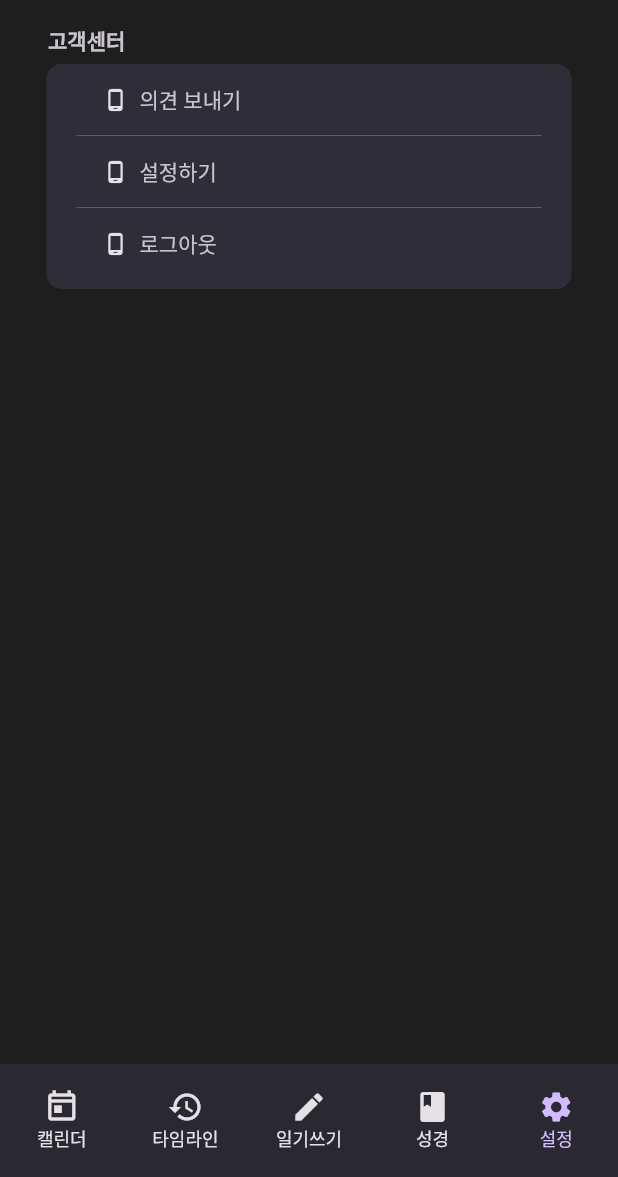
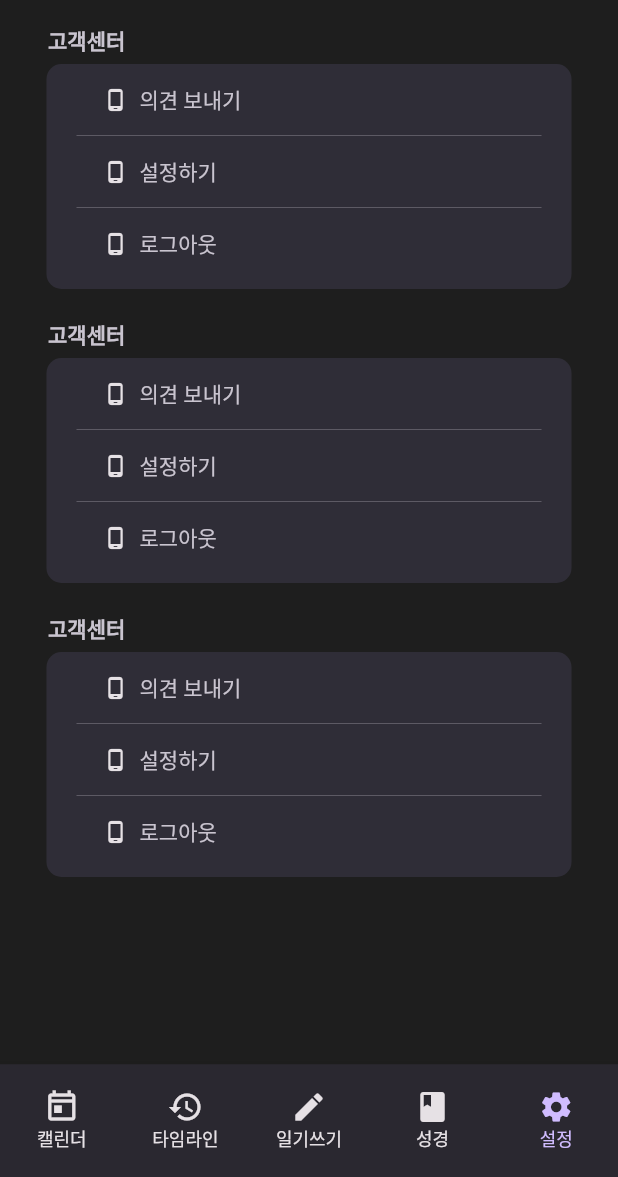
Before and after one commit to dmsvk0217/holydiary, a Flutter app: the screen it shows once a user with an empty profile is signed in, item 5 of the bottom bar chosen, after a tap on "로그아웃", on a phone screen of 412 x 824 dp, the part 59-1236 px from its top. Run offline on Flutter 3.47's test engine with Material 2 defaults, Android fonts, the phone set to English and light mode, and no system bars; our stand-ins replace accordion, cloud_firestore, firebase_auth, firebase_core, firebase_storage, flutter_dotenv and 5 more; missing offline and left inert: flutterfire_ui; accounts and stored records are empty; network calls fail; Roboto replaces fonts that are missing (GmarketSans); statements that could not run were skipped.

Commit message:
ver1 완료

```diff
--- a/lib/controller/diary_controller.dart
+++ b/lib/controller/diary_controller.dart
@@ -11,13 +11,19 @@ import 'package:intl/intl.dart'; // For date formatting
 class DiaryController extends GetxController {
   RxList<Diary> diaryList = RxList<Diary>([]);
   RxList<Diary> diaryMonthList = RxList<Diary>([]);
-  Rx<Diary> thisDiary = Rx<Diary>(Diary());
+  RxList<Diary> todayDiary = RxList<Diary>([]);
   RxString pickedImagePath = "".obs;
   UserController userController = Get.put(UserController());
 
   FirebaseStorage storage = FirebaseStorage.instance;
   CollectionReference diaryCollection =
       FirebaseFirestore.instance.collection("diary");
+
+  @override
+  void dispose() {
+    Get.delete<DiaryController>();
+    super.dispose();
+  }
 
   void changePickedImagePath(String path) {
     pickedImagePath.value = path;
@@ -37,18 +43,17 @@ class DiaryController extends GetxController {
     return;
   }
 
-  void getthisDiary(DateTime thisDay) {
+  void gettodayDiary(DateTime thisDay) {
+    List<Diary> todaysDiaries = [];
     Timestamp thisdayTimestamp = Timestamp.fromDate(thisDay);
-    thisDiary.value = diaryList.firstWhere(
-      (diary) {
-        print("--------------");
-        print(diary.createdTime!);
-        print(thisdayTimestamp);
-        return checkSameDay(diary.createdTime!, thisdayTimestamp);
-      },
-      orElse: () => Diary(),
-    );
-    print("thisDiary : ${thisDiary.value.content}");
+    for (Diary diary in diaryList) {
+      if (checkSameDay(diary.createdTime!, thisdayTimestamp)) {
+        todaysDiaries.add(diary);
+      }
+    }
+    Future.delayed(Duration(milliseconds: 100), () {
+      todayDiary.value = todaysDiaries;
+    });
   }
 
   void onInit() {
@@ -68,24 +73,16 @@ class DiaryController extends GetxController {
   }
 
   Future<void> addDiary(Diary diary) async {
-    print("[adddiary] start");
-    print("[adddiary]1 $diary");
-
     final userId = FirebaseAuth.instance.currentUser!.uid;
-    print("[adddiary] start2");
 
     String imageName = DateTime.now().millisecondsSinceEpoch.toString();
     Reference ref = storage.ref().child('images/$imageName.jpg');
     UploadTask uploadTask = ref.putFile(File(pickedImagePath.value));
-    print("[adddiary] start3");
 
     TaskSnapshot snapshot = await uploadTask.whenComplete(() {});
-    print("[adddiary] start4");
     String downloadUrl = await snapshot.ref.getDownloadURL();
-    print("[adddiary] start5");
 
     DocumentReference reference = diaryCollection.doc();
-    print("[adddiary] start6");
     await reference.set({
       'userid': userId,
       'content': userController.textController.text,
--- a/lib/controller/user_controller.dart
+++ b/lib/controller/user_controller.dart
@@ -22,9 +22,10 @@ class UserController extends GetxController {
     super.onClose();
   }
 
-  void changeContent() {
-    // Update the value of the textValue when the button is pressed
-    content.value = 'hello';
+  @override
+  void dispose() {
+    Get.delete<UserController>();
+    super.dispose();
   }
 
   void onInit() {
--- a/lib/util.dart
+++ b/lib/util.dart
@@ -3,6 +3,7 @@ import 'dart:io';
 import 'package:flutter/material.dart';
 import 'package:flutter_dotenv/flutter_dotenv.dart';
 import 'package:get/get.dart';
+import 'package:holydiary/controller/diary_controller.dart';
 import 'package:holydiary/controller/user_controller.dart';
 import 'package:holydiary/view/components/loadingdialog.dart';
 import 'package:http/http.dart' as http;
@@ -43,7 +44,7 @@ Future<String> generateText(String prompt) async {
     body: jsonEncode({
       //"model": "text-davinci-003",
       'prompt':
-          "What is $prompt? Tell me like you're explaining to an eight-year-old.",
+          "Hi let's say you're a pastor who can give biblical advice. And please give me some biblical advice on what I wrote and also recommend some Bible words that fit this content. Please organize your answers so that they don't exceed 150 words. Next is my diary.$prompt.",
       'max_tokens': 1000,
       'temperature': 0,
       'top_p': 1,
@@ -87,6 +88,7 @@ Future<void> getTextIamgeFromGallery(BuildContext context) async {
 
   parsedtext = result['ParsedResults'][0]['ParsedText'];
   userController.textController.text = parsedtext;
+  userController.content.value = parsedtext;
   print("parsedtext");
   print(parsedtext);
 }
--- a/lib/view/components/doneWriteButton.dart
+++ b/lib/view/components/doneWriteButton.dart
@@ -8,6 +8,7 @@ import 'package:holydiary/util.dart';
 import 'package:holydiary/view/components/loadingdialog.dart';
 import 'package:holydiary/view/resources/color_manager.dart';
 import 'package:holydiary/view/resources/font_manager.dart';
+import 'package:http/http.dart';
 
 class doneWriteButton extends StatelessWidget {
   doneWriteButton({
@@ -25,8 +26,11 @@ class doneWriteButton extends StatelessWidget {
 
         try {
           MyLoadingDialog.show(context);
+          print("GPT prompt : ");
+          print(userController.content.value);
+
           userController.contentGPT.value =
-              await generateText(userController.content.value);
+              await getAnswer(userController.content.value);
           print("GPT답변 : ");
           print(userController.contentGPT.value);
           Diary diary = Diary(
--- a/lib/view/components/writingfield.dart
+++ b/lib/view/components/writingfield.dart
@@ -1,4 +1,5 @@
 import 'package:flutter/material.dart';
+import 'package:flutter/services.dart';
 import 'package:get/get.dart';
 import 'package:holydiary/controller/user_controller.dart';
 import 'package:holydiary/view/resources/color_manager.dart';
@@ -53,6 +54,7 @@ class DiaryTextFiled extends StatelessWidget {
             controller: userController.textController,
             onChanged: (value) {
               userController.textController.text = value;
+              userController.content.value = value;
             },
             // maxLength: 10,
             maxLines: 50,
--- a/lib/view/pages/home_page.dart
+++ b/lib/view/pages/home_page.dart
@@ -1,6 +1,7 @@
 import 'package:flutter/material.dart';
 import 'package:get/get.dart';
 import 'package:holydiary/controller/diary_controller.dart';
+import 'package:holydiary/model/diary.dart';
 import 'package:holydiary/view/components/writedfield.dart';
 import 'package:holydiary/view/resources/color_manager.dart';
 import 'package:holydiary/view/resources/styles_manager.dart';
@@ -22,7 +23,7 @@ class _HomePageState extends State<HomePage> {
   @override
   void initState() {
     super.initState();
-    diaryController.getthisDiary(DateTime.now());
+    diaryController.gettodayDiary(DateTime.now());
   }
 
   @override
@@ -40,7 +41,7 @@ class _HomePageState extends State<HomePage> {
                 this.focusedDay = focusedDay;
                 print(this.selectedDay);
               });
-              diaryController.getthisDiary(this.selectedDay!);
+              diaryController.gettodayDiary(this.selectedDay!);
             },
             selectedDayPredicate: (day) {
               if (selectedDay == null) return false;
@@ -90,20 +91,30 @@ class _HomePageState extends State<HomePage> {
               ),
             ),
           ),
-          Expanded(
-            child: ListView(
-              children: [
-                Obx(
-                  () => diaryController.thisDiary.value.userid != null
-                      ? Writedfield(diary: diaryController.thisDiary.value)
-                      : Text(
-                          "${DateFormat('MM월 dd일').format(selectedDay!)}의 일기가 존재하지 않습니다.",
-                          style: getMediumStyle(
-                            color: ColorManager.text,
-                          ),
+          Obx(
+            () => Expanded(
+              child: diaryController.todayDiary.length == 0
+                  ? Center(
+                      child: Text(
+                        "${DateFormat('MM월 dd일').format(selectedDay!)}의 일기가 존재하지 않습니다.",
+                        style: getMediumStyle(
+                          color: Colors.white,
                         ),
-                ),
-              ],
+                      ),
+                    )
+                  : ListView.separated(
+                      separatorBuilder: (BuildContext context, int index) =>
+                          const SizedBox(
+                        height: 20,
+                      ),
+                      itemCount: diaryController.todayDiary.length,
+                      itemBuilder: (context, index) {
+                        Diary diary = diaryController.todayDiary[index];
+                        print("diaryController.todayDiary.length != 0");
+                        print(diaryController.todayDiary.length != 0);
+                        return Writedfield(diary: diary);
+                      },
+                    ),
             ),
           ),
         ],
--- a/lib/view/pages/login_page.dart
+++ b/lib/view/pages/login_page.dart
@@ -8,6 +8,7 @@ import 'package:holydiary/view/pages/build_page.dart';
 import 'package:holydiary/view/resources/color_manager.dart';
 import 'package:holydiary/view/resources/font_manager.dart';
 import 'package:holydiary/view/resources/getx_routes_manager.dart';
+import 'package:holydiary/view/resources/styles_manager.dart';
 import 'package:lottie/lottie.dart';
 
 class LoginPage extends StatelessWidget {
@@ -18,15 +19,22 @@ class LoginPage extends StatelessWidget {
 
   @override
   Widget build(BuildContext context) {
-    return Column(
+    return Scaffold(
+      body: Center(
+        child: Column(
           children: [
+            const SizedBox(height: 150),
+            Text(
+              "Holy Diary",
+              style: TextStyle(
+                color: ColorManager.text,
+                fontSize: 30,
+              ),
+            ),
+            const SizedBox(height: 30),
+            Lottie.asset('assets/bible.json', width: 180),
             const SizedBox(
-          height: 150,
-        ),
-        Lottie.network(
-            'https://raw.githubusercontent.com/xvrh/lottie-flutter/master/example/assets/Mobilo/H.json'),
-        const SizedBox(
-          height: 250,
+              height: 140,
             ),
             Container(
               decoration: BoxDecoration(
@@ -42,8 +50,10 @@ class LoginPage extends StatelessWidget {
                 },
                 child: Text(
                   "Google 로그인",
-              style:
-                  TextStyle(color: ColorManager.text, fontSize: FontSize.s14),
+                  style: TextStyle(
+                    color: ColorManager.text,
+                    fontSize: FontSize.s14,
+                  ),
                 ),
               ),
             ),
@@ -80,12 +90,14 @@ class LoginPage extends StatelessWidget {
                 },
                 child: Text(
                   "Guest 로그인",
-              style:
-                  TextStyle(color: ColorManager.text, fontSize: FontSize.s14),
+                  style: TextStyle(
+                      color: ColorManager.text, fontSize: FontSize.s14),
                 ),
               ),
             ),
           ],
+        ),
+      ),
     );
   }
 }
--- a/lib/view/pages/setting_page.dart
+++ b/lib/view/pages/setting_page.dart
@@ -1,5 +1,6 @@
 import 'package:flutter/material.dart';
 import 'package:get/get.dart';
+import 'package:holydiary/controller/diary_controller.dart';
 import 'package:holydiary/controller/user_controller.dart';
 import 'package:holydiary/view/resources/color_manager.dart';
 import 'package:holydiary/view/resources/font_manager.dart';
@@ -11,11 +12,40 @@ import 'package:holydiary/view/resources/getx_routes_manager.dart';
 class SettingPage extends StatelessWidget {
   SettingPage({super.key});
   final UserController userController = Get.put(UserController());
+  final DiaryController diaryCollection = Get.put(DiaryController());
 
   @override
   Widget build(BuildContext context) {
     return Scaffold(
       body: Column(
+        children: [
+          SettingBlock(
+              userController: userController, diaryCollection: diaryCollection),
+          const SizedBox(height: 20),
+          SettingBlock(
+              userController: userController, diaryCollection: diaryCollection),
+          const SizedBox(height: 20),
+          SettingBlock(
+              userController: userController, diaryCollection: diaryCollection),
+        ],
+      ),
+    );
+  }
+}
+
+class SettingBlock extends StatelessWidget {
+  const SettingBlock({
+    super.key,
+    required this.userController,
+    required this.diaryCollection,
+  });
+
+  final UserController userController;
+  final DiaryController diaryCollection;
+
+  @override
+  Widget build(BuildContext context) {
+    return Column(
       children: [
         Row(
           children: [
@@ -104,6 +134,8 @@ class SettingPage extends StatelessWidget {
                   ),
                   TextButton.icon(
                     onPressed: () async {
+                      userController.dispose();
+                      diaryCollection.dispose();
                       await userController.logOut();
                       Get.toNamed(Routes.authPage);
                     },
@@ -124,7 +156,6 @@ class SettingPage extends StatelessWidget {
           ),
         ),
       ],
-      ),
     );
   }
 }
--- a/pubspec.yaml
+++ b/pubspec.yaml
@@ -78,6 +78,7 @@ flutter:
   # To add assets to your application, add an assets section, like this:
   assets:
     - assets/
+    - assets/bible.json
     - assets/bible/deuteronomy.txt
     - assets/bible/aa.txt
     - lib/.env
```
Also changed, not shown: assets/bible.json (added, +1 -0 lines). Lines whose indentation alone changed are shown as unchanged.
